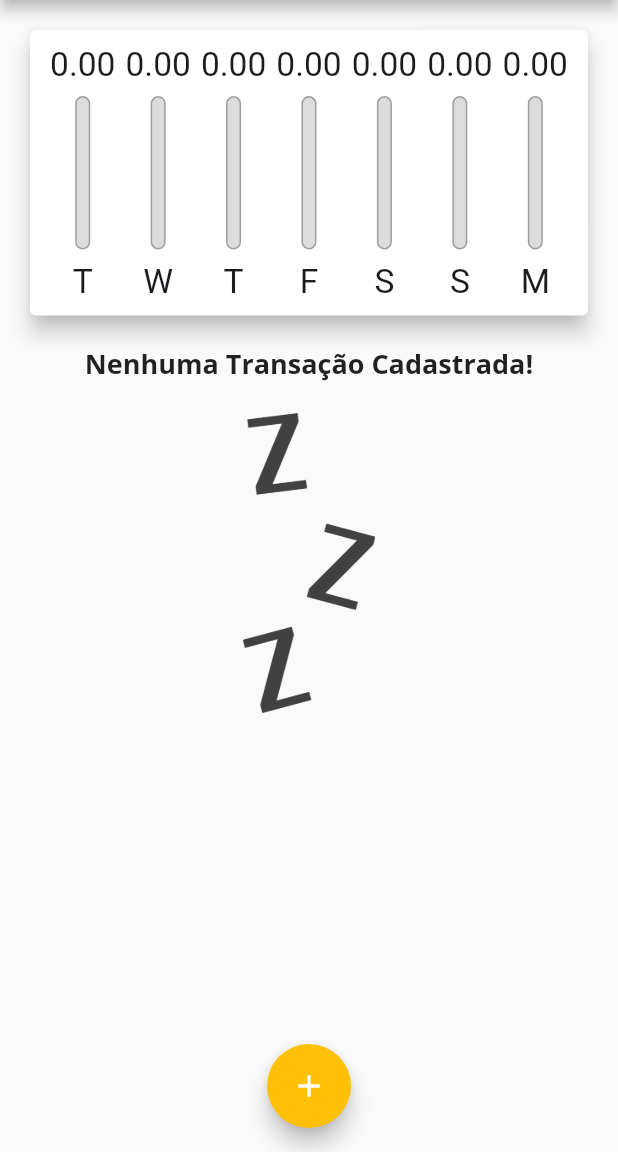
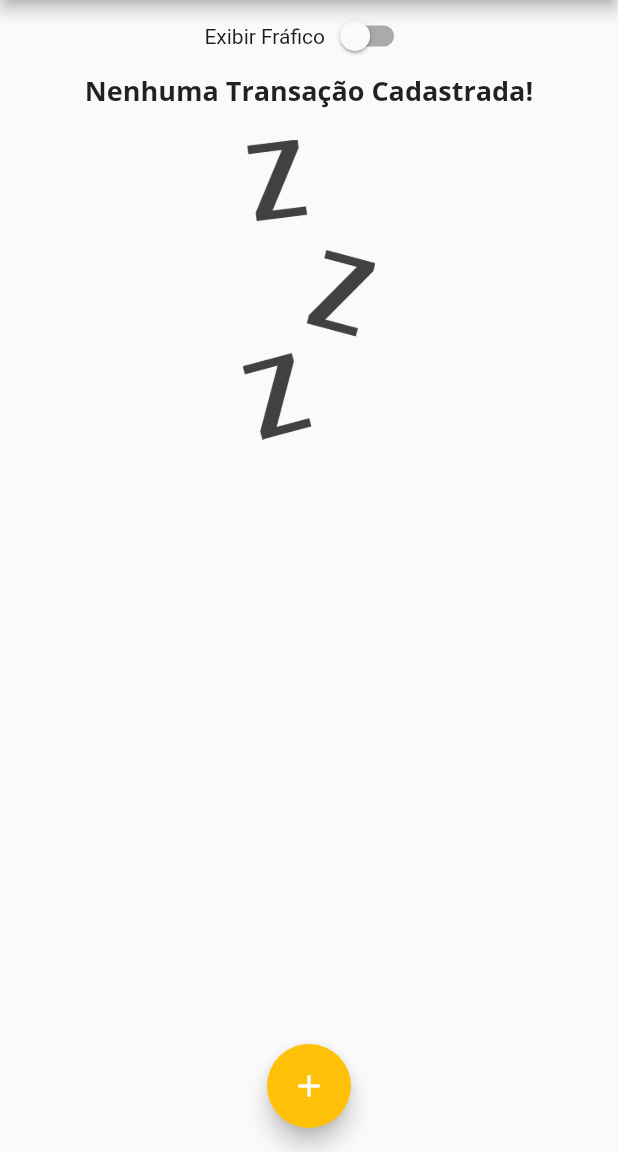
Before and after one commit to JJtankevans/controle_de_despesas, a Flutter app: the screen it shows after launch, on a phone screen of 412 x 824 dp, the part 84-1236 px from its top. Run offline on Flutter 3.47's test engine with Material 3 defaults, Android fonts, the phone set to English and light mode, and no system bars.

Commit message:
chore:something-else

```diff
--- a/lib/main.dart
+++ b/lib/main.dart
@@ -55,6 +55,7 @@ class MyHomePage extends StatefulWidget {
 
 class _MyHomePageState extends State<MyHomePage> {
   final List<Transaction> _transactions = [];
+  bool _showChart = false;
 
   List<Transaction> get _recentTransactions {
     return _transactions.where((tr) {
@@ -121,11 +122,26 @@ class _MyHomePageState extends State<MyHomePage> {
         child: Column(
           crossAxisAlignment: CrossAxisAlignment.stretch,
           children: [
-            Container(
+            Row(
+              mainAxisAlignment: MainAxisAlignment.center,
+              children: [
+                Text("Exibir Fráfico"),
+                Switch(
+                  value: _showChart,
+                  onChanged: (value) {
+                    setState(() {
+                      _showChart = value;
+                    });
+                  },
+                ),
+              ],
+            ),
+            _showChart == true
+                ? Container(
                   height: availableHeight * 0.3,
                   child: Chart(recentTransaction: _recentTransactions),
-            ),
-            Container(
+                )
+                : Container(
                   height: availableHeight * 0.7,
                   child: TransactionList(
                     transactions: _transactions,
```
Lines whose indentation alone changed are shown as unchanged.
